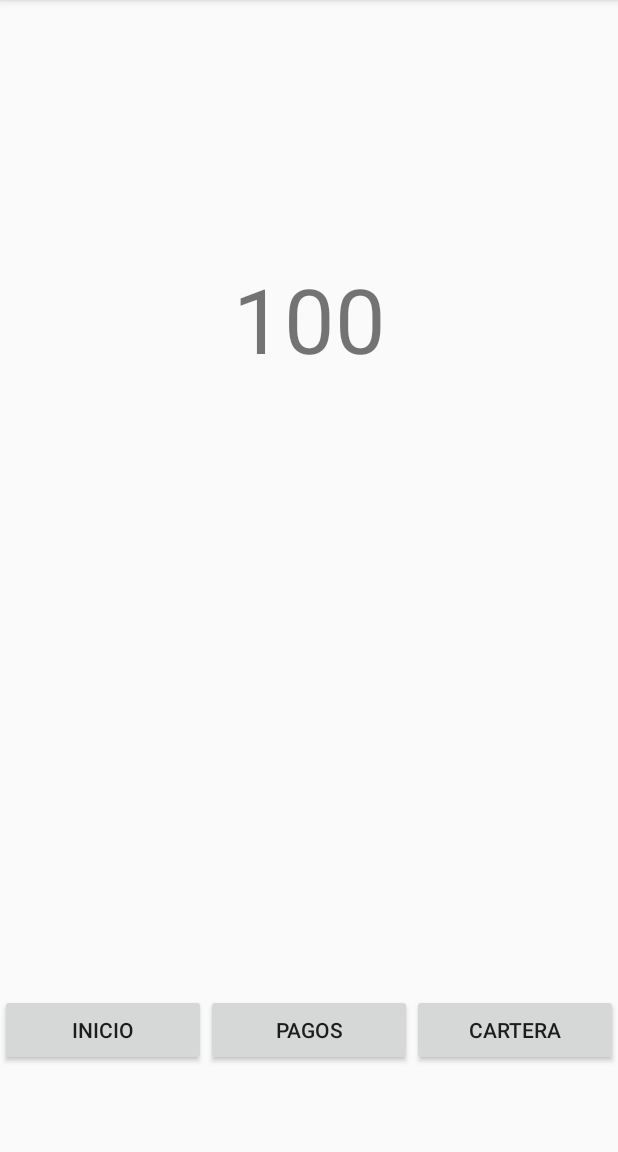
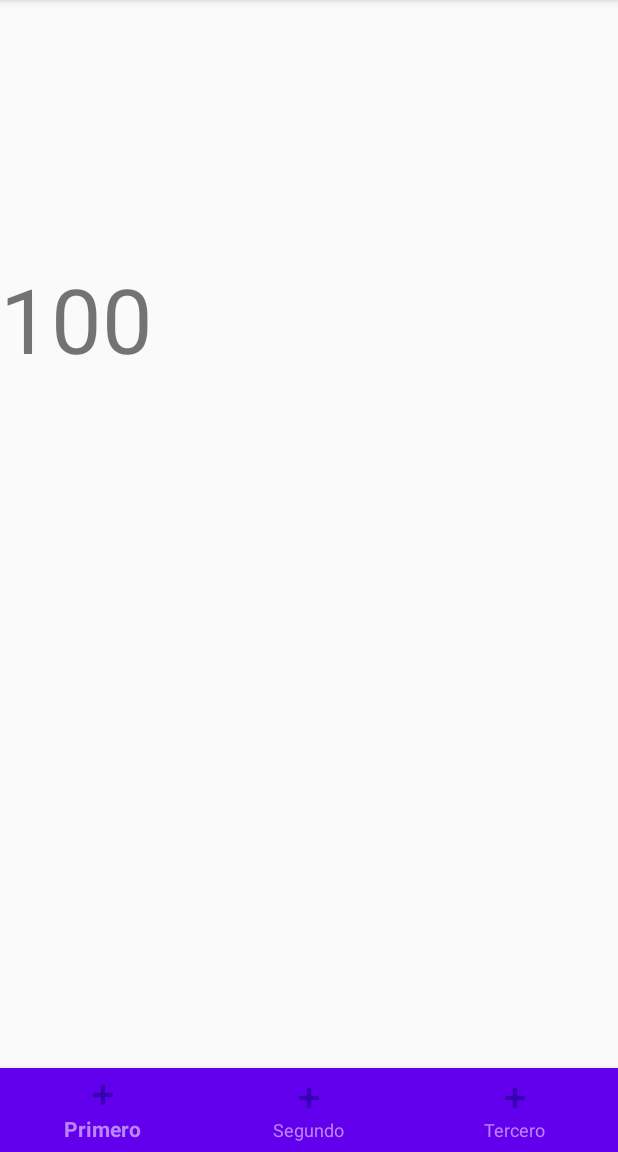
Before and after one commit to Ducexll/solCoin, an Android app: the MenuPrincipal screen opened directly, with no data from a screen before it, on a phone screen of 412 x 824 dp, the part 84-1236 px from its top. Run offline under Robolectric (Android 15) with nearby library versions, the phone set to English and light mode, and no system bars.

Commit message:
Bottom navigation added

```diff
--- /dev/null
+++ b/app/src/main/java/tfg/solcoin/FirstFragment.java
@@ -0,0 +1,64 @@
+package tfg.solcoin;
+
+import android.os.Bundle;
+import androidx.fragment.app.Fragment;
+import android.view.LayoutInflater;
+import android.view.View;
+import android.view.ViewGroup;
+
+
+
+/**
+ * A simple {@link Fragment} subclass.
+ * Use the {@link FirstFragment#newInstance} factory method to
+ * create an instance of this fragment.
+ */
+public class FirstFragment extends Fragment {
+
+    // TODO: Rename parameter arguments, choose names that match
+    // the fragment initialization parameters, e.g. ARG_ITEM_NUMBER
+    private static final String ARG_PARAM1 = "param1";
+    private static final String ARG_PARAM2 = "param2";
+
+    // TODO: Rename and change types of parameters
+    private String mParam1;
+    private String mParam2;
+
+    public FirstFragment() {
+        // Required empty public constructor
+    }
+
+    /**
+     * Use this factory method to create a new instance of
+     * this fragment using the provided parameters.
+     *
+     * @param param1 Parameter 1.
+     * @param param2 Parameter 2.
+     * @return A new instance of fragment FirstFragment.
+     */
+    // TODO: Rename and change types and number of parameters
+    public static FirstFragment newInstance(String param1, String param2) {
+        FirstFragment fragment = new FirstFragment();
+        Bundle args = new Bundle();
+        args.putString(ARG_PARAM1, param1);
+        args.putString(ARG_PARAM2, param2);
+        fragment.setArguments(args);
+        return fragment;
+    }
+
+    @Override
+    public void onCreate(Bundle savedInstanceState) {
+        super.onCreate(savedInstanceState);
+        if (getArguments() != null) {
+            mParam1 = getArguments().getString(ARG_PARAM1);
+            mParam2 = getArguments().getString(ARG_PARAM2);
+        }
+    }
+
+    @Override
+    public View onCreateView(LayoutInflater inflater, ViewGroup container,
+                             Bundle savedInstanceState) {
+        // Inflate the layout for this fragment
+        return inflater.inflate(R.layout.fragment_first, container, false);
+    }
+}
--- a/app/src/main/java/tfg/solcoin/MainActivity.java
+++ b/app/src/main/java/tfg/solcoin/MainActivity.java
@@ -1,7 +1,8 @@
 package tfg.solcoin;
 
 import android.content.Intent;
-import android.support.v7.app.AppCompatActivity;
+import androidx.appcompat.app.AppCompatActivity;
+
 import android.os.Bundle;
 import android.view.View;
 
--- a/app/src/main/java/tfg/solcoin/MenuCreacionUsuario.java
+++ b/app/src/main/java/tfg/solcoin/MenuCreacionUsuario.java
@@ -1,7 +1,7 @@
 package tfg.solcoin;
 
 import android.content.Intent;
-import android.support.v7.app.AppCompatActivity;
+import androidx.appcompat.app.AppCompatActivity;
 import android.os.Bundle;
 import android.view.View;
 
--- /dev/null
+++ b/app/src/main/java/tfg/solcoin/SecondFragment.java
@@ -0,0 +1,62 @@
+package tfg.solcoin;
+
+import android.os.Bundle;
+import android.support.v4.app.Fragment;
+import android.view.LayoutInflater;
+import android.view.View;
+import android.view.ViewGroup;
+
+/**
+ * A simple {@link Fragment} subclass.
+ * Use the {@link SecondFragment#newInstance} factory method to
+ * create an instance of this fragment.
+ */
+public class SecondFragment extends Fragment {
+
+    // TODO: Rename parameter arguments, choose names that match
+    // the fragment initialization parameters, e.g. ARG_ITEM_NUMBER
+    private static final String ARG_PARAM1 = "param1";
+    private static final String ARG_PARAM2 = "param2";
+
+    // TODO: Rename and change types of parameters
+    private String mParam1;
+    private String mParam2;
+
+    public SecondFragment() {
+        // Required empty public constructor
+    }
+
+    /**
+     * Use this factory method to create a new instance of
+     * this fragment using the provided parameters.
+     *
+     * @param param1 Parameter 1.
+     * @param param2 Parameter 2.
+     * @return A new instance of fragment SecondFragment.
+     */
+    // TODO: Rename and change types and number of parameters
+    public static SecondFragment newInstance(String param1, String param2) {
+        SecondFragment fragment = new SecondFragment();
+        Bundle args = new Bundle();
+        args.putString(ARG_PARAM1, param1);
+        args.putString(ARG_PARAM2, param2);
+        fragment.setArguments(args);
+        return fragment;
+    }
+
+    @Override
+    public void onCreate(Bundle savedInstanceState) {
+        super.onCreate(savedInstanceState);
+        if (getArguments() != null) {
+            mParam1 = getArguments().getString(ARG_PARAM1);
+            mParam2 = getArguments().getString(ARG_PARAM2);
+        }
+    }
+
+    @Override
+    public View onCreateView(LayoutInflater inflater, ViewGroup container,
+                             Bundle savedInstanceState) {
+        // Inflate the layout for this fragment
+        return inflater.inflate(R.layout.fragment_second, container, false);
+    }
+}
--- /dev/null
+++ b/app/src/main/java/tfg/solcoin/ThirdFragment.java
@@ -0,0 +1,62 @@
+package tfg.solcoin;
+
+import android.os.Bundle;
+import android.support.v4.app.Fragment;
+import android.view.LayoutInflater;
+import android.view.View;
+import android.view.ViewGroup;
+
+/**
+ * A simple {@link Fragment} subclass.
+ * Use the {@link ThirdFragment#newInstance} factory method to
+ * create an instance of this fragment.
+ */
+public class ThirdFragment extends Fragment {
+
+    // TODO: Rename parameter arguments, choose names that match
+    // the fragment initialization parameters, e.g. ARG_ITEM_NUMBER
+    private static final String ARG_PARAM1 = "param1";
+    private static final String ARG_PARAM2 = "param2";
+
+    // TODO: Rename and change types of parameters
+    private String mParam1;
+    private String mParam2;
+
+    public ThirdFragment() {
+        // Required empty public constructor
+    }
+
+    /**
+     * Use this factory method to create a new instance of
+     * this fragment using the provided parameters.
+     *
+     * @param param1 Parameter 1.
+     * @param param2 Parameter 2.
+     * @return A new instance of fragment ThirdFragment.
+     */
+    // TODO: Rename and change types and number of parameters
+    public static ThirdFragment newInstance(String param1, String param2) {
+        ThirdFragment fragment = new ThirdFragment();
+        Bundle args = new Bundle();
+        args.putString(ARG_PARAM1, param1);
+        args.putString(ARG_PARAM2, param2);
+        fragment.setArguments(args);
+        return fragment;
+    }
+
+    @Override
+    public void onCreate(Bundle savedInstanceState) {
+        super.onCreate(savedInstanceState);
+        if (getArguments() != null) {
+            mParam1 = getArguments().getString(ARG_PARAM1);
+            mParam2 = getArguments().getString(ARG_PARAM2);
+        }
+    }
+
+    @Override
+    public View onCreateView(LayoutInflater inflater, ViewGroup container,
+                             Bundle savedInstanceState) {
+        // Inflate the layout for this fragment
+        return inflater.inflate(R.layout.fragment_third, container, false);
+    }
+}
--- a/app/src/main/res/layout/activity_menu_principal.xml
+++ b/app/src/main/res/layout/activity_menu_principal.xml
@@ -1,10 +1,34 @@
 <?xml version="1.0" encoding="utf-8"?>
-<android.support.constraint.ConstraintLayout xmlns:android="http://schemas.android.com/apk/res/android"
+
+<RelativeLayout xmlns:android="http://schemas.android.com/apk/res/android"
     xmlns:app="http://schemas.android.com/apk/res-auto"
     xmlns:tools="http://schemas.android.com/tools"
     android:layout_width="match_parent"
     android:layout_height="match_parent"
     tools:context=".MenuPrincipal">
+
+    <FrameLayout
+        android:id="@+id/frame_container"
+        android:layout_width="match_parent"
+        android:layout_height="match_parent"
+        android:layout_alignParentTop="true"
+        app:layout_behavior="@string/appbar_scrolling_view_behavior"/>
+
+    <com.google.android.material.bottomnavigation.BottomNavigationView
+        android:id="@+id/bottom_navigation"
+        android:layout_width="match_parent"
+        android:layout_height="wrap_content"
+        android:layout_alignParentStart="true"
+        android:layout_alignParentEnd="true"
+        android:layout_alignParentBottom="true"
+        android.elevation="8dp"
+        app:layout_constraintBottom_toBottomOf="parent"
+        app:layout_constraintLeft_toLeftOf="parent"
+        app:layout_constraintRight_toRightOf="parent"
+        app:menu="@menu/bottom_navigation"
+        android:layout_alignParentLeft="true"
+        android:layout_alignParentRight="true"
+        style="@style/BottomNavigation"/>
 
     <TextView
         android:id="@+id/textView"
@@ -17,42 +41,4 @@
         app:layout_constraintStart_toStartOf="parent"
         app:layout_constraintTop_toTopOf="parent" />
 
-    <TableLayout
-        android:layout_width="412dp"
-        android:layout_height="54dp"
-        android:layout_marginTop="410dp"
-        app:layout_constraintEnd_toEndOf="@+id/textView"
-        app:layout_constraintHorizontal_bias="0.503"
-        app:layout_constraintStart_toStartOf="@+id/textView"
-        app:layout_constraintTop_toBottomOf="@+id/textView">
-
-        <TableRow
-            android:layout_width="match_parent"
-            android:layout_height="match_parent">
-
-            <Button
-                android:id="@+id/buttonInicio"
-                android:layout_width="0dp"
-                android:layout_height="wrap_content"
-                android:layout_weight="1"
-                android:text="@string/inicio" />
-
-            <Button
-                android:id="@+id/buttonPagos"
-                android:layout_width="0dp"
-                android:layout_height="wrap_content"
-                android:layout_weight="1"
-                android:text="@string/pagos" />
-
-            <Button
-                android:id="@+id/buttonCartera"
-                android:layout_width="0dp"
-                android:layout_height="wrap_content"
-                android:layout_weight="1"
-                android:text="@string/cartera" />
-
-        </TableRow>
-
-    </TableLayout>
-
-</android.support.constraint.ConstraintLayout>
+</RelativeLayout>
--- /dev/null
+++ b/app/src/main/res/menu/bottom_navigation.xml
@@ -0,0 +1,17 @@
+<?xml version="1.0" encoding="utf-8"?>
+<menu xmlns:android="http://schemas.android.com/apk/res/android">
+
+    <item
+        android:id="@+id/firstFrangment"
+        android:icon="@android:drawable/ic_input_add"
+        android:title="Primero" />
+    <item
+        android:id="@+id/secondFrangment"
+        android:icon="@android:drawable/ic_input_add"
+        android:title="Segundo" />
+    <item
+        android:id="@+id/thirdFrangment"
+        android:icon="@android:drawable/ic_input_add"
+        android:title="Tercero" />
+
+</menu>
--- a/app/src/main/res/values/strings.xml
+++ b/app/src/main/res/values/strings.xml
@@ -4,4 +4,6 @@
     <string name="pagos">Pagos</string>
     <string name="cartera">Cartera</string>
     <string name="saldo">100</string>
+    <!-- TODO: Remove or change this placeholder text -->
+    <string name="hello_blank_fragment">Hello blank fragment</string>
 </resources>
--- a/app/src/main/res/values/themes.xml
+++ b/app/src/main/res/values/themes.xml
@@ -7,4 +7,12 @@
         <item name="colorAccent">@color/teal_200</item>
         <!-- Customize your theme here. -->
     </style>
+
+    <style name="BottomNavigation">
+        <item name="android:background">@color/purple_500</item>
+        <item name="itemIconTint">@color/purple_700</item>
+        <item name="itemTextColor">@color/purple_200</item>
+
+
+    </style>
 </resources>
--- a/gradle.properties
+++ b/gradle.properties
@@ -15,3 +15,5 @@ org.gradle.jvmargs=-Xmx2048m -Dfile.encoding=UTF-8
 # resources declared in the library itself and none from the library's dependencies,
 # thereby reducing the size of the R class for that library
 android.nonTransitiveRClass=true
+android.useAndroidX=true
+android.enableJetifier=true
```
Also changed, not shown: app/build.gradle (+7 -5 lines), app/src/main/AndroidManifest.xml (+7 -0 lines), app/src/main/java/tfg/solcoin/MenuPrincipal.java (+42 -2 lines), app/src/main/java/tfg/solcoin/Pagos.java (added, +13 -0 lines), app/src/main/res/layout/activity_pagos.xml (added, +9 -0 lines), app/src/main/res/layout/fragment_first.xml (added, +18 -0 lines), app/src/main/res/layout/fragment_second.xml (added, +14 -0 lines), app/src/main/res/layout/fragment_third.xml (added, +14 -0 lines).
